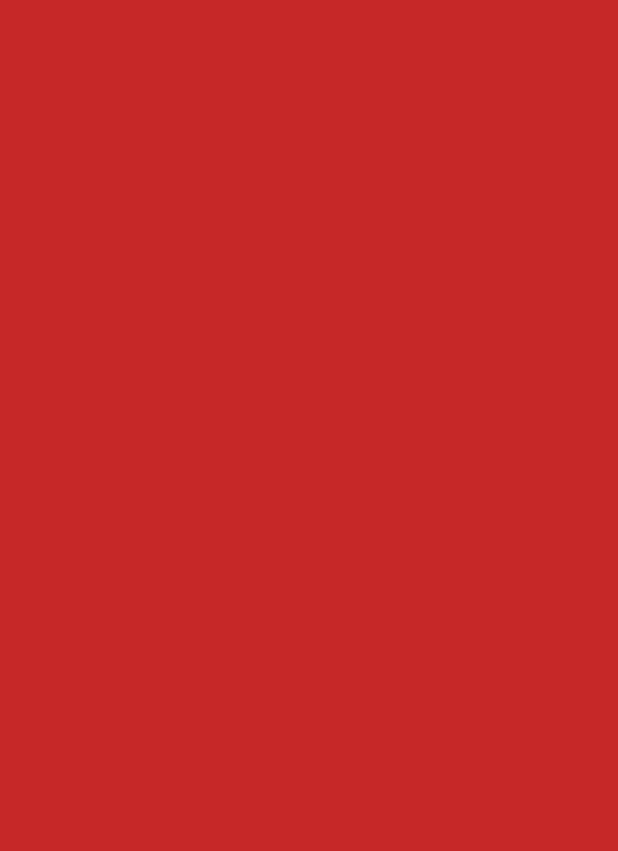
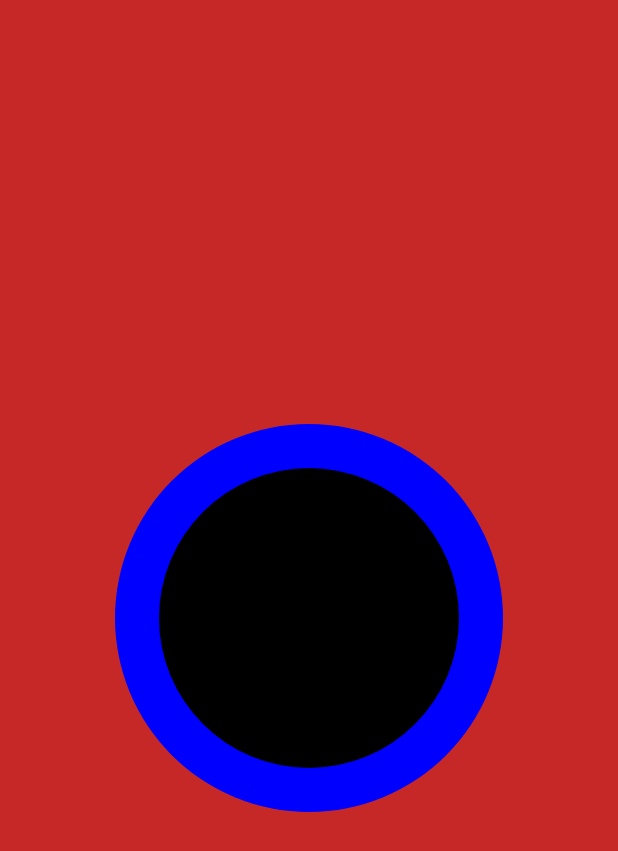
Before and after one commit to copperstick6/SexySinglesOnYourWifi, an Android app: the MatchActivity screen opened directly, with no data from a screen before it, on a phone screen of 412 x 824 dp. Before the commit the part shown is empty. Shown: the top 851 px of the screen. Run offline under Robolectric (Android 15) with nearby library versions, the phone set to English and light mode, and no system bars; 1 statement that could not run was skipped.

```diff
--- a/android/app/src/main/java/com/example/ty/sexywifi/MatchView.java
+++ b/android/app/src/main/java/com/example/ty/sexywifi/MatchView.java
@@ -15,6 +15,7 @@
     private Paint mPaint;
 
     private Paint mCirclePaint;
+    private Paint mMatchName;
     private Paint mBackgroundPaint;
 
     public MatchView(Context context) {
@@ -42,7 +43,7 @@
     protected void onDraw(Canvas canvas) {
 
 
-
+        drawCircle(canvas);
         super.onDraw(canvas);
     }
 
@@ -50,12 +51,10 @@
         int w = getMeasuredWidth();
         int h = getMeasuredHeight();
         mCirclePaint = new Paint(Paint.ANTI_ALIAS_FLAG);
-        mCirclePaint.setColor(0xFFFFFFFF);
-        //mCirclePaint.setColor(0xFF4081);
+        mCirclePaint.setColor(Color.parseColor("0xFFFFFF"));
         mBackgroundPaint = new Paint(Paint.ANTI_ALIAS_FLAG);
-        mBackgroundPaint.setColor(0xFFFFFFFF);
+        mBackgroundPaint.setColor(Color.BLUE);
 //        //Draw circle
-        canvas.drawCircle(w / 2, h / 2, MIN_RADIUS_VALUE, mCirclePaint);
         if (mAnimationOn) {
             if (mRadius >= MAX_RADIUS_VALUE)
                 mPaintGoBack = true;
@@ -66,6 +65,8 @@
             mRadius = mPaintGoBack ? (mRadius - 2.0f) : (mRadius + 2.0f);
             invalidate();
         }
+        canvas.drawCircle(w / 2, h / 2, MIN_RADIUS_VALUE, mCirclePaint);
+
     }
 
     public void animateButton(boolean animate){
```
